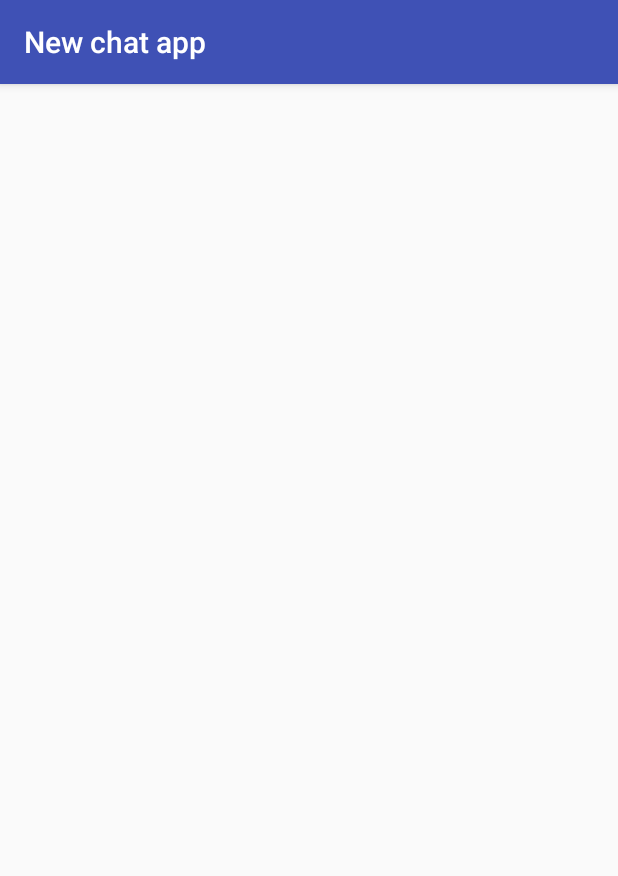
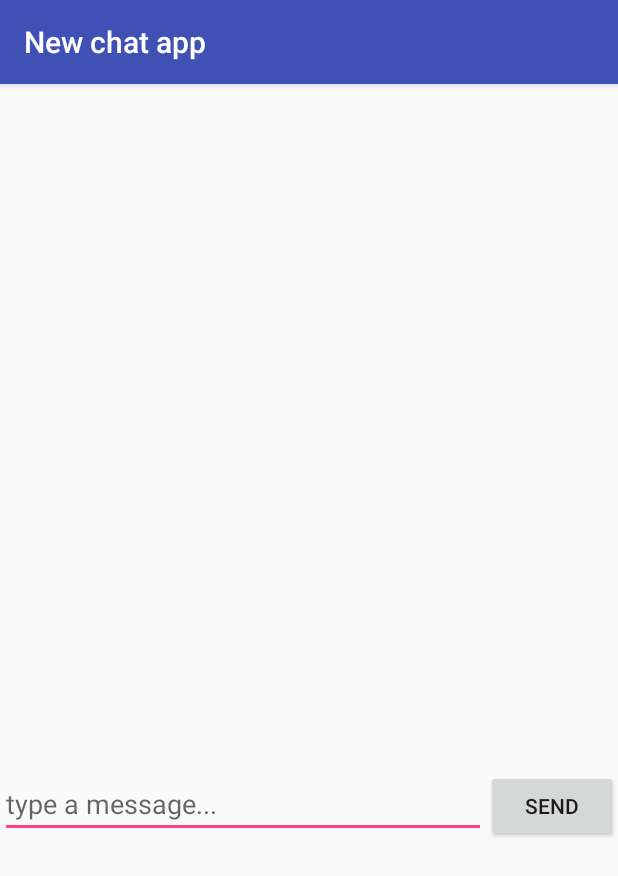
Before and after one commit to mijamija/Newchatapp, an Android app: the ChatRoom screen opened directly, with no data from a screen before it, on a phone screen of 412 x 824 dp. Shown: the top 876 px of the screen. Run offline under Robolectric (Android 15) with nearby library versions, the phone set to English and light mode, and no system bars.

Commit message:
not bad at all.... o.O

```diff
--- a/app/src/main/java/com/example/interns/newchatapp/LoginActivity.java
+++ b/app/src/main/java/com/example/interns/newchatapp/LoginActivity.java
@@ -23,7 +23,6 @@ public class LoginActivity extends AppCompatActivity {
     TextView register;
     FirebaseAuth firebaseAuth;
     ProgressDialog progressDialog;
-    boolean state;
 
     @Override
     protected void onCreate(Bundle savedInstanceState) {
--- a/app/src/main/java/com/example/interns/newchatapp/User.java
+++ b/app/src/main/java/com/example/interns/newchatapp/User.java
@@ -8,6 +8,10 @@ public class User {
 
     private String userName;
     private String eMail;
+
+    public User()
+    {
+    }
 
     public User(String userName, String eMail) {
         this.userName = userName;
--- a/app/src/main/res/layout/activity_chat_room.xml
+++ b/app/src/main/res/layout/activity_chat_room.xml
@@ -1,9 +1,47 @@
 <?xml version="1.0" encoding="utf-8"?>
-<android.support.constraint.ConstraintLayout xmlns:android="http://schemas.android.com/apk/res/android"
+<RelativeLayout xmlns:android="http://schemas.android.com/apk/res/android"
     xmlns:app="http://schemas.android.com/apk/res-auto"
     xmlns:tools="http://schemas.android.com/tools"
     android:layout_width="match_parent"
     android:layout_height="match_parent"
     tools:context="com.example.interns.newchatapp.ChatRoom">
 
-</android.support.constraint.ConstraintLayout>
+    <LinearLayout
+        android:layout_width="match_parent"
+        android:layout_height="match_parent"
+        android:orientation="vertical">
+
+        <ScrollView
+            android:layout_width="match_parent"
+            android:layout_height="457dp">
+
+            <LinearLayout
+                android:layout_width="match_parent"
+                android:layout_height="wrap_content"
+                android:orientation="vertical" />
+        </ScrollView>
+
+        <LinearLayout
+            android:layout_width="match_parent"
+            android:layout_height="wrap_content"
+            android:orientation="horizontal">
+
+            <EditText
+                android:id="@+id/message"
+                android:layout_width="wrap_content"
+                android:layout_height="wrap_content"
+                android:layout_weight="1"
+                android:ems="10"
+                android:hint="type a message..."
+                android:inputType="textPersonName" />
+
+            <Button
+                android:id="@+id/sendButton"
+                android:layout_width="wrap_content"
+                android:layout_height="wrap_content"
+                android:text="send" />
+        </LinearLayout>
+
+    </LinearLayout>
+
+</RelativeLayout>
```
Also changed, not shown: app/src/main/java/com/example/interns/newchatapp/ChatUsers.java (+59 -19 lines), app/src/main/res/layout/activity_chat_users.xml (+11 -16 lines).
